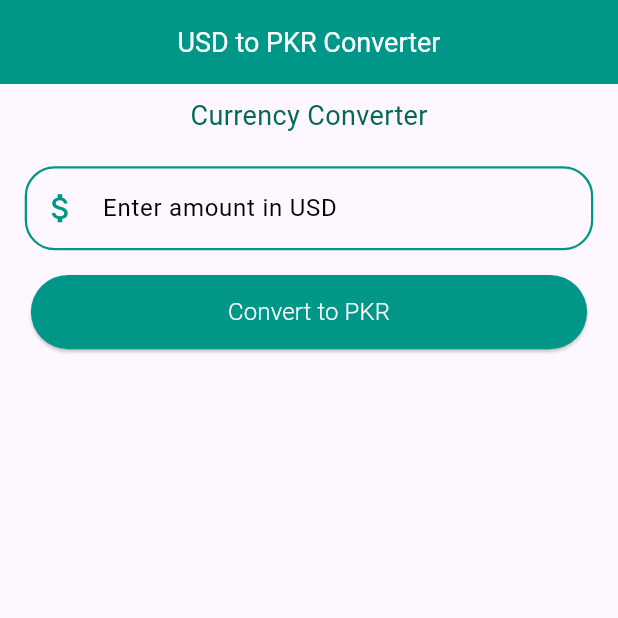
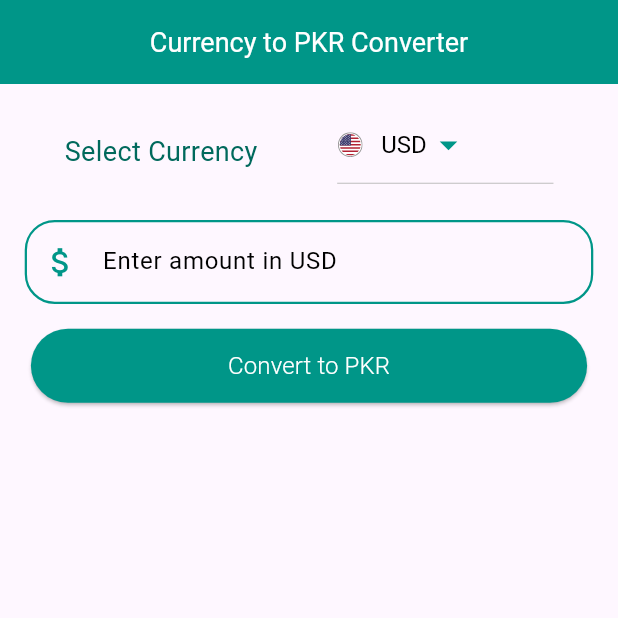
Before and after one commit to mustafanagori/Currency-Converter, a Flutter app: the screen it shows after launch, on a phone screen of 412 x 824 dp, the top half of it. Run offline on Flutter 3.47's test engine with Material 3 defaults, Android fonts, the phone set to English and light mode, and no system bars; our stand-ins replace flutter_svg, get, internet_connection_checker.

Commit message:
add other code

```diff
--- a/lib/currency.dart
+++ b/lib/currency.dart
@@ -1,5 +1,7 @@
+import 'package:currency/resultcard.dart';
 import 'package:flutter/material.dart';
 import 'package:flutter/services.dart';
+import 'package:flutter_svg/svg.dart';
 import 'package:get/get.dart';
 import 'package:intl/intl.dart';
 import 'currency_controller.dart';
@@ -19,63 +21,108 @@ class _CurrencyConverterScreenState extends State<CurrencyConverterScreen> {
   Widget build(BuildContext context) {
     var h = MediaQuery.of(context).size.height;
     var w = MediaQuery.of(context).size.width;
-    // String formattedDate = DateFormat('yMMMMd')
-    //     .format(DateTime.parse(currencyController.currentdate.value));
 
     return Scaffold(
       appBar: AppBar(
         title: const Text(
-          'USD to PKR Converter',
-          style: TextStyle(color: Colors.white , fontSize: 18),
+          'Currency to PKR Converter',
+          style: TextStyle(color: Colors.white, fontSize: 18),
         ),
         backgroundColor: Colors.teal,
         centerTitle: true,
       ),
       body: Padding(
-        padding:  EdgeInsets.symmetric(horizontal: w * 0.04),
+        padding: EdgeInsets.symmetric(horizontal: w * 0.04),
         child: SingleChildScrollView(
           child: Column(
             crossAxisAlignment: CrossAxisAlignment.center,
             children: [
-              SizedBox(height: h * 0.01),
+              SizedBox(height: h * 0.02),
+              Row(
+                mainAxisAlignment: MainAxisAlignment.spaceAround,
+                children: [
                   Text(
-                'Currency Converter',
+                    'Select Currency',
                     style: TextStyle(
                       fontSize: 18,
                       fontWeight: FontWeight.w400,
                       color: Colors.teal[800],
                     ),
                   ),
-              SizedBox(height: h * 0.005),
-              // Display the Dollar rate with the date
+
+                  // Dropdown for selecting currency
+                  Obx(() => SizedBox(
+                        width: w * 0.35,
+                        height:  h * 0.07,
+                        child: DropdownButton<String>(
+                          alignment: Alignment.center,
+                          dropdownColor: Colors.white,
+                          iconEnabledColor: Colors.teal,
+                          iconSize: 28,
+                          style: TextStyle(color: Colors.black, fontSize: 16),
+                          elevation: 16,
+                          value: currencyController.selectedCurrency.value,
+                          items: currencyController.currencyData.keys
+                              .map((String currency) {
+                            return DropdownMenuItem<String>(
+                              value: currency,
+                              child: Row(
+                                children: [
+                                  SvgPicture.asset(
+                                    fit: BoxFit.fitWidth,
+                                    currencyController
+                                        .currencyData[currency]!['flag']!,
+                                    width: w * 0.04, // Adjust size as needed
+                                    height: h * 0.04, // Adjust size as needed
+                                  ),
+                                  SizedBox(
+                                      width: w *
+                                          0.03), // Space between the flag and the text
+                                  Text(currency),
+                                ],
+                              ),
+                            );
+                          }).toList(),
+                          onChanged: (newValue) {
+                            currencyController.selectedCurrency.value =
+                                newValue!;
+                          },
+                        ),
+                      )),
+                ],
+              ),
+
               SizedBox(height: h * 0.02),
 
-              TextFormField(
-                controller: currencyController.usdController,
+              // TextFormField for amount entry
+              Obx(() => TextFormField(
+                    controller: currencyController.amountController,
                     keyboardType: TextInputType.number,
                     cursorColor: Colors.teal,
                     inputFormatters: [
-                  FilteringTextInputFormatter.allow(RegExp(
-                      r'^\d*\.?\d*')), // Only allow numbers and one decimal point
+                      FilteringTextInputFormatter.allow(RegExp(r'^\d*\.?\d*')),
                     ],
-                decoration: const InputDecoration(
-                  labelText: 'Enter amount in USD',
+                    decoration: InputDecoration(
+                      labelText:
+                          'Enter amount in ${currencyController.selectedCurrency.value}',
                       labelStyle: TextStyle(color: Colors.black, fontSize: 16),
                       border: OutlineInputBorder(),
-                  prefixIcon:
-                      Icon(Icons.attach_money, color: Colors.teal, size: 25),
+                      prefixIcon: Icon(Icons.attach_money,
+                          color: Colors.teal, size: 25),
                       focusedBorder: OutlineInputBorder(
-                      borderSide: BorderSide(color: Colors.teal, width: 2.0),
+                          borderSide:
+                              BorderSide(color: Colors.teal, width: 2.0),
                           borderRadius: BorderRadius.all(Radius.circular(20))),
                       enabledBorder: OutlineInputBorder(
-                      borderSide: BorderSide(color: Colors.teal, width: 1.5),
+                          borderSide:
+                              BorderSide(color: Colors.teal, width: 1.5),
                           borderRadius: BorderRadius.all(Radius.circular(20))),
                     ),
                     onChanged: (value) {
                       currencyController.usdAmount.value =
                           double.tryParse(value) ?? 0.0;
                     },
-              ),
+                  )),
 
               SizedBox(height: h * 0.02),
               Obx(() => currencyController.isLoading.value
@@ -94,8 +141,8 @@ class _CurrencyConverterScreenState extends State<CurrencyConverterScreen> {
                               horizontal: 24, vertical: 12),
                         ),
                         onPressed: () {
-                          // Check if the input is empty
-                          if (currencyController.usdController.text.isEmpty) {
+                          if (currencyController
+                              .amountController.value.text.isEmpty) {
                             Get.snackbar("Alert", "Kindly Enter Amount");
                           } else {
                             currencyController.convertCurrency(context);
@@ -103,10 +150,12 @@ class _CurrencyConverterScreenState extends State<CurrencyConverterScreen> {
                         },
                         child: const Text(
                           'Convert to PKR',
-                          style: TextStyle(fontSize: 16 , fontWeight: FontWeight.w300),
+                          style: TextStyle(
+                              fontSize: 16, fontWeight: FontWeight.w300),
                         ),
                       ),
                     )),
+
               SizedBox(height: h * 0.02),
               Obx(() => currencyController.pkrValue.value > 0
                   ? Column(
@@ -118,14 +167,15 @@ class _CurrencyConverterScreenState extends State<CurrencyConverterScreen> {
                         ),
                         SizedBox(height: h * 0.01),
                         ResultCard(
-                          title: '1 USD to PKR Value',
-                          value: currencyController.usdToPkrRate
+                          title:
+                              '1 ${currencyController.selectedCurrency.value} to PKR Value',
+                          value: currencyController.ToPkrRate.value
                               .toStringAsFixed(2),
-                          icon: Icons.attach_money,
+                          icon: Icons.mode_standby_sharp,
                         ),
                         SizedBox(height: h * 0.01),
                         ResultCard(
-                          title: 'Entered USD',
+                          title: 'Entered Amount',
                           value: currencyController.usdAmount.value
                               .toStringAsFixed(2),
                           icon: Icons.conveyor_belt,
@@ -144,6 +194,13 @@ class _CurrencyConverterScreenState extends State<CurrencyConverterScreen> {
                               .toStringAsFixed(2),
                           icon: Icons.percent,
                         ),
+                        SizedBox(height: h * 0.01),
+                        ResultCard(
+                          title: '20% of PKR',
+                          value: currencyController.pkrTwentyPercent.value
+                              .toStringAsFixed(2),
+                          icon: Icons.percent,
+                        ),
                       ],
                     )
                   : const SizedBox.shrink()),
@@ -154,54 +211,3 @@ class _CurrencyConverterScreenState extends State<CurrencyConverterScreen> {
     );
   }
 }
-
-class ResultCard extends StatelessWidget {
-  final String title;
-  final String value;
-  final IconData icon;
-
-  const ResultCard({
-    super.key,
-    required this.title,
-    required this.value,
-    required this.icon,
-  });
-
-  @override
-  Widget build(BuildContext context) {
-    var w = MediaQuery.of(context).size.width;
-    var h = MediaQuery.of(context).size.height;
-    return Card(
-      color: Colors.teal[50],
-      elevation: 1,
-      shape: RoundedRectangleBorder(borderRadius: BorderRadius.circular(16)),
-      child: Padding(
-        padding: const EdgeInsets.symmetric(horizontal: 16, vertical: 8),
-        child: Row(
-          children: [
-            Icon(icon, color: Colors.teal, size: 22),
-            SizedBox(width: w * 0.05),
-            Column(
-              crossAxisAlignment: CrossAxisAlignment.start,
-              children: [
-                Text(
-                  title,
-                  style: TextStyle(fontSize: 16, color: Colors.teal[800]),
-                ),
-                SizedBox(height: h * 0.005),
-                Text(
-                  value,
-                  style: const TextStyle(
-                    fontSize: 16,
-                    fontWeight: FontWeight.w400,
-                    color: Colors.black87,
-                  ),
-                ),
-              ],
-            ),
-          ],
-        ),
-      ),
-    );
-  }
-}
--- a/lib/currency_controller.dart
+++ b/lib/currency_controller.dart
@@ -7,60 +7,96 @@ import 'dart:convert';
 import 'package:internet_connection_checker/internet_connection_checker.dart';
 
 class CurrencyController extends GetxController {
-  final TextEditingController usdController = TextEditingController();
-  var usdAmount = 0.0.obs;
-  var pkrValue = 0.0.obs;
-  var pkrEightyPercent = 0.0.obs;
-  var isLoading = false.obs;
-  var usdToPkrRate = 0.0;
+  final TextEditingController amountController = TextEditingController();
+  RxDouble usdAmount = 0.0.obs;
+  RxDouble pkrValue = 0.0.obs;
+  RxDouble pkrEightyPercent = 0.0.obs;
+  RxDouble pkrTwentyPercent = 0.0.obs;
+  RxDouble ToPkrRate = 0.0.obs;
+  RxBool isLoading = false.obs;
   RxString currentdate = ''.obs;
+  RxString selectedCurrency = 'USD'.obs;
+
+  final Map<String, Map<String, String>> currencyData = {
+    'USD': {
+      'url': 'https://api.exchangerate-api.com/v4/latest/USD',
+      'flag': 'assets/usd.svg', // Local flag asset for USD
+    },
+    'EUR': {
+      'url': 'https://api.exchangerate-api.com/v4/latest/EUR',
+      'flag': 'assets/euro.svg', // Local flag asset for EUR
+    },
+    'AUD': {
+      'url': 'https://api.exchangerate-api.com/v4/latest/AUD',
+      'flag': 'assets/aus.svg', // Local flag asset for AUD
+    },
+    'GBP': {
+      'url': 'https://api.exchangerate-api.com/v4/latest/GBP',
+      'flag': 'assets/gbp.svg', // Local flag asset for GBP
+    },
+    'CAD': {
+      'url': 'https://api.exchangerate-api.com/v4/latest/CAD',
+      'flag': 'assets/can.svg', // Local flag asset for CAD
+    },
+  };
 
   Future<void> convertCurrency(BuildContext context) async {
-     FocusScope.of(context).unfocus();
+    print(amountController.value.text.runtimeType);
+
+    double? parsedValue = double.tryParse(amountController.value.text);
+    if (parsedValue != null) {
+      RxDouble convertFieldValue =
+          parsedValue.obs; // Make it an observable double
+      print(convertFieldValue.value.runtimeType); // This should now be 'double'
+    } else {
+      print("The text is not a valid double");
+    }
+
+    FocusScope.of(context).unfocus();
+    if (usdAmount.value <= 0) {
+      Get.snackbar("Invalid Input", "Enter a valid amount");
+      return;
+    }
+
     bool isConnected = await InternetConnectionChecker().hasConnection;
     if (!isConnected) {
       InternetConnectionDialog.show();
-      isLoading.value = false;
       return;
     }
 
-    if (usdAmount.value <= 0) return; // Prevent conversion for invalid input
     isLoading.value = true;
+    String apiUrl = currencyData[selectedCurrency.value]?['url'] ?? '';
 
     try {
-      final response = await http
-          .get(Uri.parse('https://api.exchangerate-api.com/v4/latest/USD'))
-          .timeout(const Duration(seconds: 8));
+      final response =
+          await http.get(Uri.parse(apiUrl)).timeout(const Duration(seconds: 8));
 
       if (response.statusCode == 200) {
         final data = json.decode(response.body);
-        usdToPkrRate = data['rates']['PKR'];
+        ToPkrRate.value = (data['rates']['PKR'] as num).toDouble();
         currentdate.value = data['date'];
-
-        // Convert to PKR and calculate 80% of the value
-        pkrValue.value = usdAmount.value * usdToPkrRate;
+        pkrValue.value = parsedValue! * ToPkrRate.value;
         pkrEightyPercent.value = pkrValue.value * 0.8;
+        pkrTwentyPercent.value = pkrValue.value * 0.2;
       } else {
-        Get.snackbar("Error", "Failed to fetch exchange rate");
+        Get.snackbar("Error", "Failed to fetch exchange rate. Try again.");
       }
     } catch (e) {
       if (e is TimeoutException) {
         InternetConnectionDialog.show();
       } else {
-        Get.snackbar("Error", e.toString());
+        Get.snackbar("Error", "Something went wrong: ${e.toString()}");
       }
     } finally {
-      // clear();
       isLoading.value = false;
-      usdController.clear();
+      amountController.clear();
     }
   }
 
-  void clear() {
-    usdController.clear();
-    usdAmount.value = 0.0;
+  void resetConversion() {
     pkrValue.value = 0.0;
     pkrEightyPercent.value = 0.0;
-    usdToPkrRate = 0.0;
+    ToPkrRate.value = 0.0;
+    currentdate.value = '';
   }
 }
--- a/pubspec.yaml
+++ b/pubspec.yaml
@@ -39,6 +39,7 @@ dependencies:
   http: ^1.2.2
   intl: ^0.19.0
   internet_connection_checker: ^1.0.0+1
+  flutter_svg: ^2.0.10+1
 
 dev_dependencies:
   flutter_test:
```
Also changed, not shown: lib/resultcard.dart (added, +54 -0 lines), assets/aus.svg (added), assets/can.svg (added), assets/euro.svg (added), assets/gbp.svg (added), assets/usd.svg (added), pubspec.lock. Lines whose indentation alone changed are shown as unchanged.
